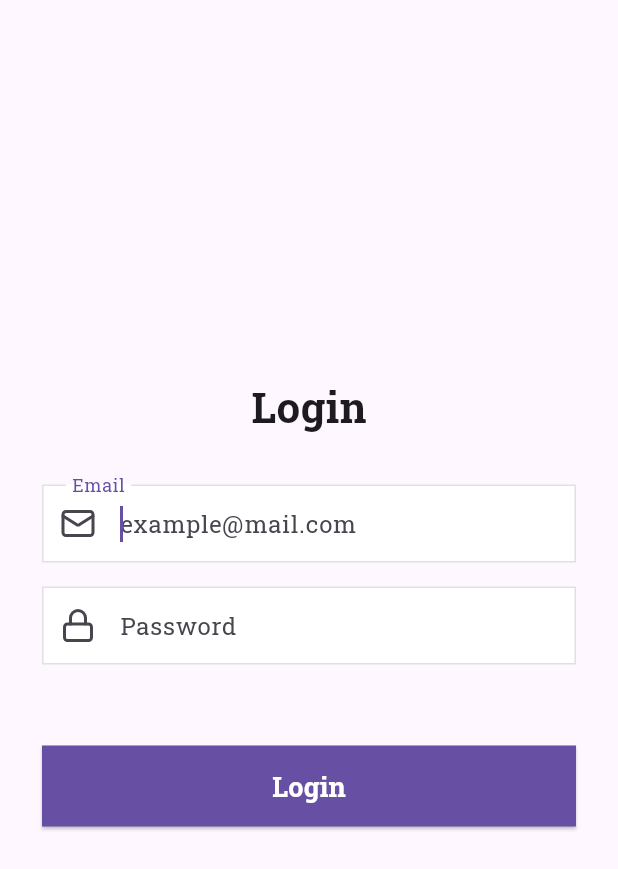
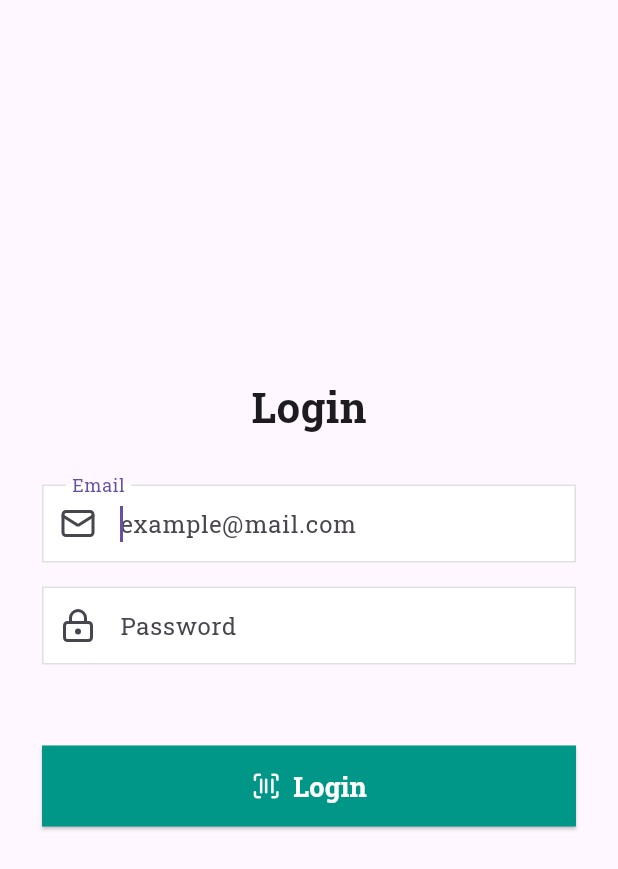
Before and after one commit to Apple-JD/flash_card, a Flutter app: the screen it shows after launch, on a phone screen of 412 x 824 dp. Shown: the top 869 px of the screen. Run offline on Flutter 3.47's test engine with Material 3 defaults, Android fonts, the phone set to English and light mode, and no system bars; our stand-ins replace google_fonts, lucide_flutter.

Commit message:
icon inside button added

```diff
--- a/lib/featutes/auth/login_screen.dart
+++ b/lib/featutes/auth/login_screen.dart
@@ -70,9 +70,9 @@ class _LoginScreenState extends State<LoginScreen> {
                   /// PASSWORD INPUT
                   AppInput(
                     label: 'Password',
-                    icon: IconData(LucideIcons.lock.codePoint,
-                        fontFamily: LucideIcons.lock.fontFamily,
-                        fontPackage: LucideIcons.lock.fontPackage),
+                    icon: IconData(LucideIcons.lockKeyhole.codePoint,
+                        fontFamily: LucideIcons.lockKeyhole.fontFamily,
+                        fontPackage: LucideIcons.lockKeyhole.fontPackage),
                     controller: passwordController,
                     isPassword: true,
                     validator: (value) {
@@ -88,6 +88,9 @@ class _LoginScreenState extends State<LoginScreen> {
                   /// SUBMIT BUTTON
                   AppButton(
                     label: 'Login',
+                    icon: IconData(LucideIcons.scanBarcode.codePoint,
+                        fontFamily: LucideIcons.scanBarcode.fontFamily,
+                        fontPackage: LucideIcons.scanBarcode.fontPackage),
                     onPressed: () {
                       if (_formKey.currentState!.validate()) {
                         debugPrint(emailController.text);
--- a/lib/main.dart
+++ b/lib/main.dart
@@ -25,6 +25,7 @@ class MyApp extends StatelessWidget {
         // Notice that the counter didn't reset back to zero; the application
         // is not restarted.
         primarySwatch: Colors.teal,
+        primaryColor: Colors.teal,
         textTheme: GoogleFonts.robotoSlabTextTheme(),
       ),
       home: const MyHomePage(title: 'Flashcard Login'),
--- a/lib/widgets/app_button.dart
+++ b/lib/widgets/app_button.dart
@@ -6,6 +6,7 @@ class AppButton extends StatelessWidget {
   final Color? color;
   final Color? textColor;
   final bool isFullWidth;
+  final IconData? icon;
 
   const AppButton({
     super.key,
@@ -14,6 +15,7 @@ class AppButton extends StatelessWidget {
     this.color,
     this.textColor,
     this.isFullWidth = true,
+    this.icon,
   });
 
   @override
@@ -39,7 +41,23 @@ class AppButton extends StatelessWidget {
             ),
           ),
           onPressed: onPressed,
-          child: Text(
+          child: icon != null
+              ? Row(
+                  mainAxisSize: MainAxisSize.min,
+                  mainAxisAlignment: MainAxisAlignment.center,
+                  children: [
+                    Icon(icon, size: 20),
+                    const SizedBox(width: 8),
+                    Text(
+                      label,
+                      style: const TextStyle(
+                        fontSize: 18,
+                        fontWeight: FontWeight.bold,
+                      ),
+                    ),
+                  ],
+                )
+              : Text(
                   label,
                   style: const TextStyle(
                     fontSize: 18,
--- a/lib/widgets/app_input.dart
+++ b/lib/widgets/app_input.dart
@@ -68,7 +68,7 @@ class AppInput extends StatelessWidget {
           ),
           errorBorder: OutlineInputBorder(
             borderRadius: BorderRadius.circular(0),
-            borderSide: BorderSide(color: Colors.redAccent),
+            borderSide: BorderSide(color: Colors.red),
           ),
         ),
       ),
```
Lines whose indentation alone changed are shown as unchanged.
